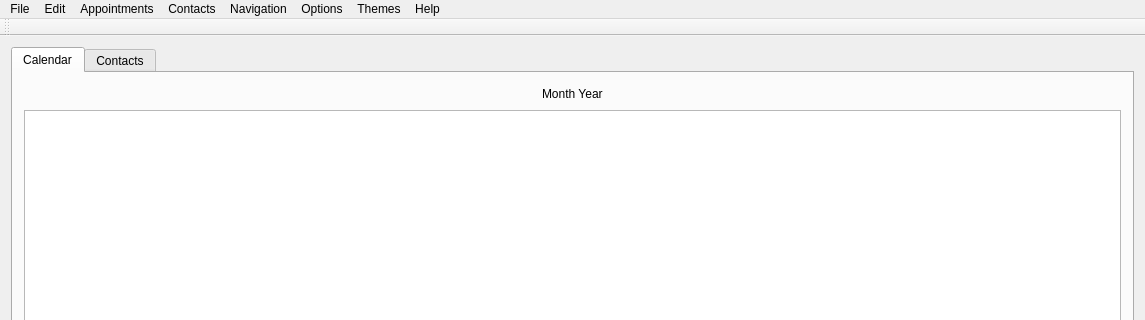
Old version of the form src/mainwindow.ui in the repository lxqt/organizer; both pictures show x 0 to 1145 and y 0 to 320 of the 1145 by 773 pixel window.
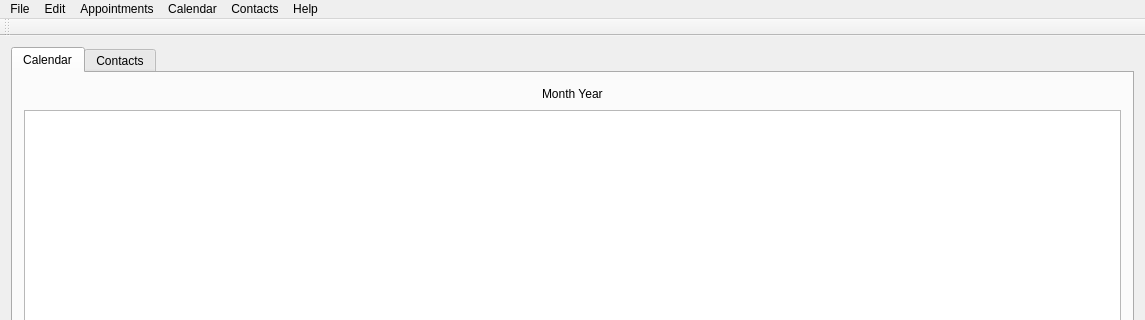
New version of the form. Icons and pictures are not drawn.

What changed in the file:
```diff
--- a/src/mainwindow.ui
+++ b/src/mainwindow.ui
@@ -183,23 +183,15 @@
     <addaction name="separator"/>
     <addaction name="actionCheck_For_Birthdays"/>
    </widget>
-   <widget class="QMenu" name="menuNavigation">
-    <property name="title">
-     <string>Navigation</string>
-    </property>
-    <addaction name="actionNext_Month"/>
-    <addaction name="actionPrevious_Month"/>
-    <addaction name="actionToday"/>
-   </widget>
    <widget class="QMenu" name="menuHelp">
     <property name="title">
      <string>Help</string>
     </property>
     <addaction name="actionAbout"/>
    </widget>
-   <widget class="QMenu" name="menuOptions">
+   <widget class="QMenu" name="menuCalendar">
     <property name="title">
-     <string>Options</string>
+     <string>Calendar</string>
     </property>
     <addaction name="actionShow_Birthdays"/>
     <addaction name="separator"/>
@@ -213,12 +205,6 @@
     <addaction name="actionShow_Fitness"/>
     <addaction name="actionShow_Vacations"/>
     <addaction name="actionShow_Medical"/>
-   </widget>
-   <widget class="QMenu" name="menuThemes">
-    <property name="title">
-     <string>Themes</string>
-    </property>
-    <addaction name="actionStandard_Theme"/>
     <addaction name="separator"/>
     <addaction name="actionDark_Theme"/>
     <addaction name="separator"/>
@@ -233,10 +219,8 @@
    <addaction name="menuFile"/>
    <addaction name="menuEdit"/>
    <addaction name="menuAppointments"/>
+   <addaction name="menuCalendar"/>
    <addaction name="menuContacts"/>
-   <addaction name="menuNavigation"/>
-   <addaction name="menuOptions"/>
-   <addaction name="menuThemes"/>
    <addaction name="menuHelp"/>
   </widget>
   <widget class="QToolBar" name="mainToolBar">
```
Left out of the diff: 29 changed lines with no effect on the pictures.
